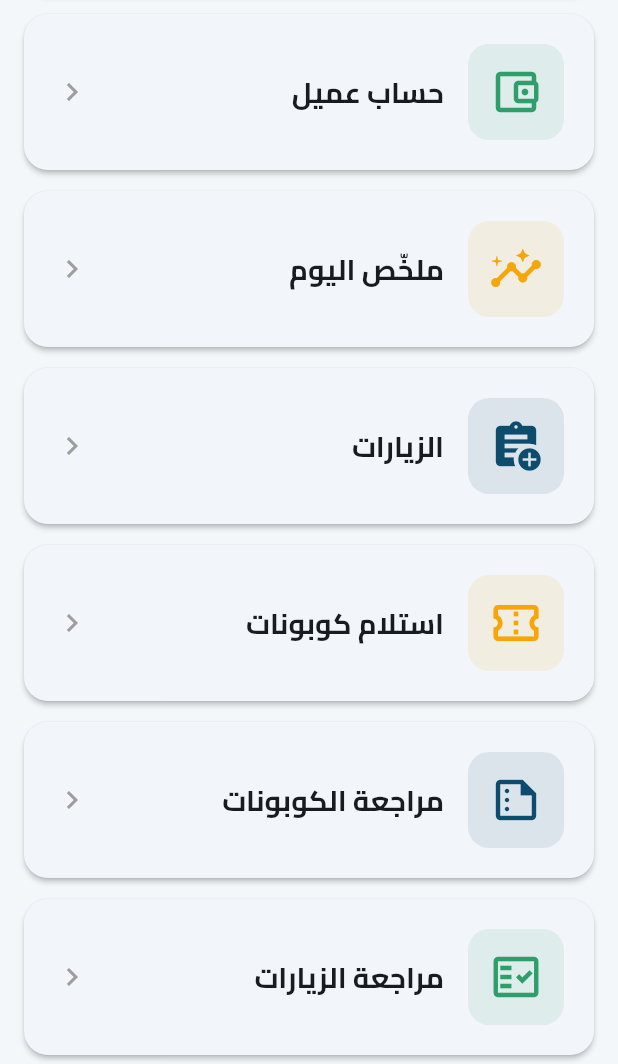
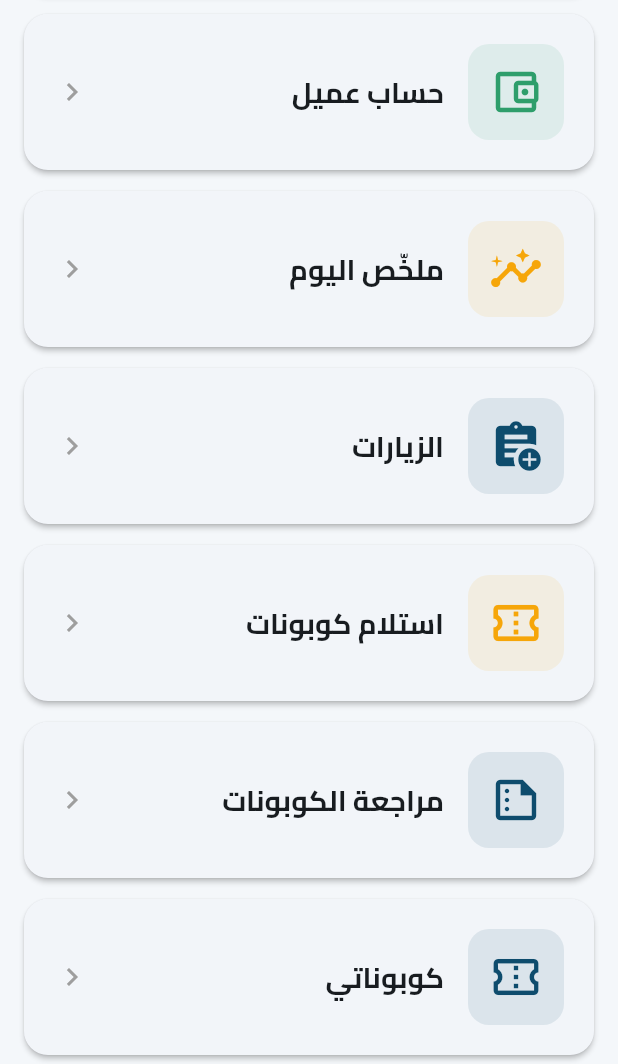
Before and after one commit to IbrahimElmahy/techno, a Flutter app: the HomeScreen screen opened directly, scrolled down 1152 dp, on a phone screen of 412 x 824 dp, the part 172-1236 px from its top. Run offline on Flutter 3.47's test engine with Material 3 defaults, Android fonts, the phone set to English and light mode, and no system bars; our stand-ins replace device_info_plus, image_picker, package_info_plus, pdf, printing, shared_preferences and 2 more; missing offline and left inert: ota_update; accounts and stored records are empty; network calls fail.

Commit message:
feat(coupons): «عهدة» اتشالت من الكوبونات وبقت «تحميل كوبونات»، الصفحة في المبيعات والمخازن، وشاشة «كوبوناتي» في التطبيق بصلاحية app.coupon_balance
Co-Authored-By: Claude Opus 5.5 <noreply@anthropic.com>

```diff
--- a/mobile/lib/screens/coupon_custody_screen.dart
+++ b/mobile/lib/screens/coupon_custody_screen.dart
@@ -36,7 +36,7 @@ class _CouponCustodyScreenState extends State<CouponCustodyScreen> {
   @override
   Widget build(BuildContext context) {
     return Scaffold(
-      appBar: AppBar(title: const Text('عهدة الكوبونات')),
+      appBar: AppBar(title: const Text('كوبوناتي')),
       body: _loading
           ? const Center(child: CircularProgressIndicator())
           : RefreshIndicator(
@@ -59,7 +59,7 @@ class _CouponCustodyScreenState extends State<CouponCustodyScreen> {
                     const Padding(
                       padding: EdgeInsets.all(24),
                       child: Text(
-                          'لا توجد عهدة كوبونات على الجهاز.',
+                          'لا توجد كوبونات محمّلة على الجهاز.',
                           textAlign: TextAlign.center),
                     )
                   else
--- a/mobile/lib/screens/home_screen.dart
+++ b/mobile/lib/screens/home_screen.dart
@@ -372,6 +372,16 @@ class _HomeScreenState extends State<HomeScreen> {
                         MaterialPageRoute(builder: (_) => const CouponReviewScreen())),
                   ),
                   const SizedBox(height: 14),
+                  if (_can('app.coupon_balance'))
+                  _BigAction(
+                    icon: Icons.confirmation_number_outlined,
+                    color: AppColors.primary,
+                    title: 'كوبوناتي',
+                    onTap: () => Navigator.push(context,
+                        MaterialPageRoute(builder: (_) => const CouponCustodyScreen())),
+                  ),
+                  if (_can('app.coupon_balance'))
+                  const SizedBox(height: 14),
                   if (_can('app.visit_review'))
                   _BigAction(
                     icon: Icons.fact_check_outlined,
@@ -431,9 +441,10 @@ class _HomeScreenState extends State<HomeScreen> {
               _refresh();
             },
           ),
+          if (_can('app.coupon_balance'))
           ListTile(
             leading: const Icon(Icons.confirmation_number_outlined),
-            title: const Text('عهدة الكوبونات'),
+            title: const Text('كوبوناتي'),
             onTap: () {
               Navigator.pop(context);
               Navigator.push(context,
```
Also changed, not shown: mobile/lib/models/coupon_custody.dart (+4 -4 lines), 7 other files.
